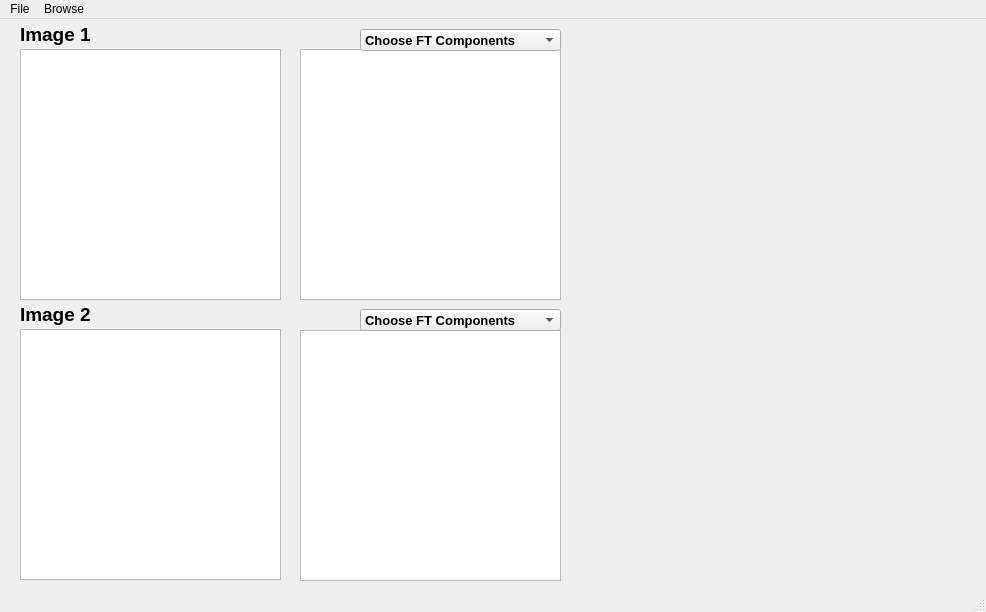
Qt form main.ui (yasser1412/Magnitude-phase-Mixer) before a commit.
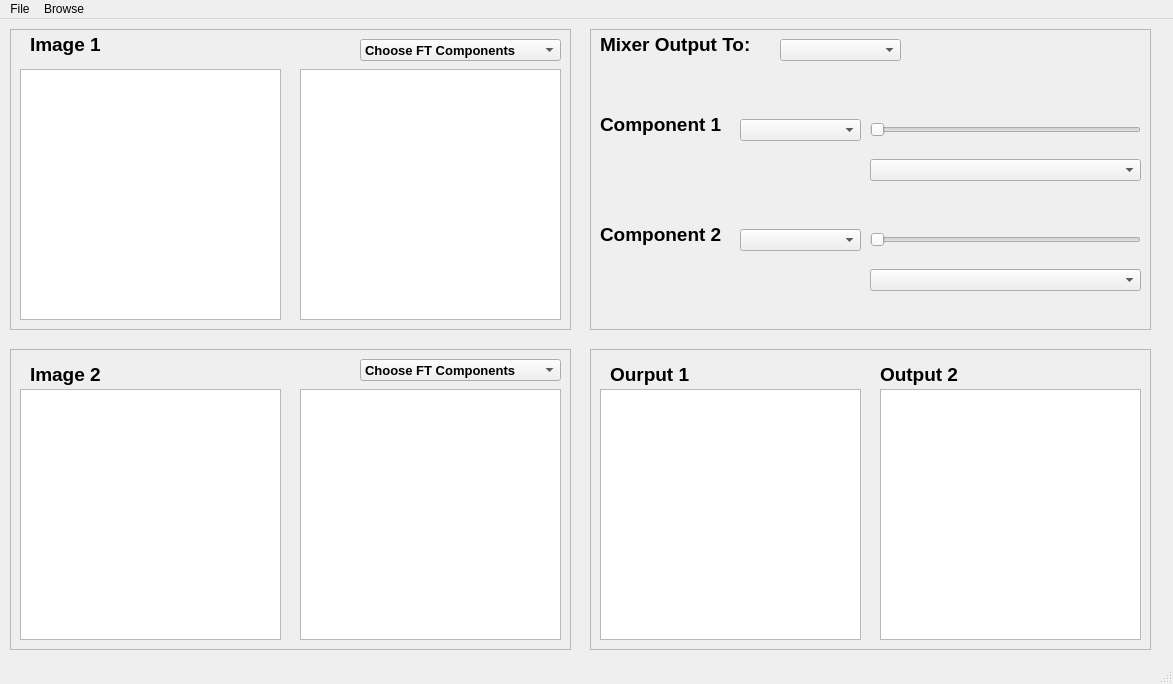
The same form after that commit. Custom widgets are drawn as their Qt base class.

```diff
--- a/main.ui
+++ b/main.ui
@@ -9,187 +9,547 @@
    <rect>
     <x>0</x>
     <y>0</y>
-    <width>986</width>
-    <height>612</height>
+    <width>1173</width>
+    <height>684</height>
    </rect>
   </property>
   <property name="windowTitle">
    <string>MainWindow</string>
   </property>
   <widget class="QWidget" name="centralwidget">
-   <widget class="QLabel" name="label">
+   <widget class="QFrame" name="frame">
     <property name="geometry">
      <rect>
-      <x>20</x>
-      <y>0</y>
-      <width>81</width>
-      <height>31</height>
+      <x>10</x>
+      <y>10</y>
+      <width>561</width>
+      <height>301</height>
      </rect>
     </property>
-    <property name="font">
-     <font>
-      <family>Arial</family>
-      <pointsize>14</pointsize>
-      <weight>75</weight>
-      <bold>true</bold>
-     </font>
+    <property name="frameShape">
+     <enum>QFrame::StyledPanel</enum>
     </property>
-    <property name="text">
-     <string>Image 1</string>
+    <property name="frameShadow">
+     <enum>QFrame::Sunken</enum>
     </property>
+    <widget class="ImageView" name="imageView">
+     <property name="geometry">
+      <rect>
+       <x>10</x>
+       <y>40</y>
+       <width>261</width>
+       <height>251</height>
+      </rect>
+     </property>
+    </widget>
+    <widget class="ImageView" name="imageView_1_edit">
+     <property name="geometry">
+      <rect>
+       <x>290</x>
+       <y>40</y>
+       <width>261</width>
+       <height>251</height>
+      </rect>
+     </property>
+    </widget>
+    <widget class="QLabel" name="label">
+     <property name="geometry">
+      <rect>
+       <x>20</x>
+       <y>0</y>
+       <width>81</width>
+       <height>31</height>
+      </rect>
+     </property>
+     <property name="font">
+      <font>
+       <family>Arial</family>
+       <pointsize>14</pointsize>
+       <weight>75</weight>
+       <bold>true</bold>
+      </font>
+     </property>
+     <property name="text">
+      <string>Image 1</string>
+     </property>
+    </widget>
+    <widget class="QComboBox" name="comboBox">
+     <property name="geometry">
+      <rect>
+       <x>350</x>
+       <y>10</y>
+       <width>201</width>
+       <height>22</height>
+      </rect>
+     </property>
+     <property name="font">
+      <font>
+       <family>Arial</family>
+       <pointsize>10</pointsize>
+       <weight>75</weight>
+       <bold>true</bold>
+      </font>
+     </property>
+     <property name="toolTip">
+      <string>Image Components</string>
+     </property>
+     <item>
+      <property name="text">
+       <string>Choose FT Components</string>
+      </property>
+     </item>
+     <item>
+      <property name="text">
+       <string>FT Magnitude</string>
+      </property>
+     </item>
+     <item>
+      <property name="text">
+       <string>FT Phase</string>
+      </property>
+     </item>
+     <item>
+      <property name="text">
+       <string>FT Real Component</string>
+      </property>
+     </item>
+     <item>
+      <property name="text">
+       <string>FT Imaginary Component</string>
+      </property>
+     </item>
+    </widget>
    </widget>
-   <widget class="QLabel" name="label_2">
+   <widget class="QFrame" name="frame_2">
     <property name="geometry">
      <rect>
-      <x>20</x>
-      <y>280</y>
-      <width>81</width>
-      <height>31</height>
+      <x>10</x>
+      <y>330</y>
+      <width>561</width>
+      <height>301</height>
      </rect>
     </property>
-    <property name="font">
-     <font>
-      <family>Arial</family>
-      <pointsize>14</pointsize>
-      <weight>75</weight>
-      <bold>true</bold>
-     </font>
+    <property name="frameShape">
+     <enum>QFrame::StyledPanel</enum>
     </property>
-    <property name="text">
-     <string>Image 2</string>
+    <property name="frameShadow">
+     <enum>QFrame::Sunken</enum>
     </property>
+    <widget class="ImageView" name="imageView_2">
+     <property name="geometry">
+      <rect>
+       <x>10</x>
+       <y>40</y>
+       <width>261</width>
+       <height>251</height>
+      </rect>
+     </property>
+    </widget>
+    <widget class="QLabel" name="label_2">
+     <property name="geometry">
+      <rect>
+       <x>20</x>
+       <y>10</y>
+       <width>81</width>
+       <height>31</height>
+      </rect>
+     </property>
+     <property name="font">
+      <font>
+       <family>Arial</family>
+       <pointsize>14</pointsize>
+       <weight>75</weight>
+       <bold>true</bold>
+      </font>
+     </property>
+     <property name="text">
+      <string>Image 2</string>
+     </property>
+    </widget>
+    <widget class="QComboBox" name="comboBox_2">
+     <property name="geometry">
+      <rect>
+       <x>350</x>
+       <y>10</y>
+       <width>201</width>
+       <height>22</height>
+      </rect>
+     </property>
+     <property name="font">
+      <font>
+       <family>Arial</family>
+       <pointsize>10</pointsize>
+       <weight>75</weight>
+       <bold>true</bold>
+      </font>
+     </property>
+     <property name="toolTip">
+      <string>Image Components</string>
+     </property>
+     <item>
+      <property name="text">
+       <string>Choose FT Components</string>
+      </property>
+     </item>
+     <item>
+      <property name="text">
+       <string>FT Magnitude</string>
+      </property>
+     </item>
+     <item>
+      <property name="text">
+       <string>FT Phase</string>
+      </property>
+     </item>
+     <item>
+      <property name="text">
+       <string>FT Real Component</string>
+      </property>
+     </item>
+     <item>
+      <property name="text">
+       <string>FT Imaginary Component</string>
+      </property>
+     </item>
+    </widget>
+    <widget class="ImageView" name="imageView_2_edit">
+     <property name="geometry">
+      <rect>
+       <x>290</x>
+       <y>40</y>
+       <width>261</width>
+       <height>251</height>
+      </rect>
+     </property>
+    </widget>
    </widget>
-   <widget class="ImageView" name="imageView">
+   <widget class="QFrame" name="frame_3">
     <property name="geometry">
      <rect>
-      <x>20</x>
-      <y>30</y>
-      <width>261</width>
-      <height>251</height>
-     </rect>
-    </property>
-   </widget>
-   <widget class="ImageView" name="imageView_2">
-    <property name="geometry">
-     <rect>
-      <x>20</x>
-      <y>310</y>
-      <width>261</width>
-      <height>251</height>
-     </rect>
-    </property>
-   </widget>
-   <widget class="ImageView" name="imageView_1_edit">
-    <property name="geometry">
-     <rect>
-      <x>300</x>
-      <y>30</y>
-      <width>261</width>
-      <height>251</height>
-     </rect>
-    </property>
-   </widget>
-   <widget class="ImageView" name="imageView_2_edit">
-    <property name="geometry">
-     <rect>
-      <x>300</x>
-      <y>311</y>
-      <width>261</width>
-      <height>251</height>
-     </rect>
-    </property>
-   </widget>
-   <widget class="QComboBox" name="comboBox">
-    <property name="geometry">
-     <rect>
-      <x>360</x>
+      <x>590</x>
       <y>10</y>
-      <width>201</width>
-      <height>22</height>
+      <width>561</width>
+      <height>301</height>
      </rect>
     </property>
-    <property name="font">
-     <font>
-      <family>Arial</family>
-      <pointsize>10</pointsize>
-      <weight>75</weight>
-      <bold>true</bold>
-     </font>
+    <property name="frameShape">
+     <enum>QFrame::StyledPanel</enum>
     </property>
-    <property name="toolTip">
-     <string>Image Components</string>
+    <property name="frameShadow">
+     <enum>QFrame::Sunken</enum>
     </property>
-    <item>
-     <property name="text">
-      <string>Choose FT Components</string>
+    <widget class="QLabel" name="label_3">
+     <property name="geometry">
+      <rect>
+       <x>10</x>
+       <y>0</y>
+       <width>161</width>
+       <height>31</height>
+      </rect>
      </property>
-    </item>
-    <item>
-     <property name="text">
-      <string>FT Magnitude</string>
+     <property name="font">
+      <font>
+       <family>Arial</family>
+       <pointsize>14</pointsize>
+       <weight>75</weight>
+       <bold>true</bold>
+      </font>
      </property>
-    </item>
-    <item>
      <property name="text">
-      <string>FT Phase</string>
+      <string>Mixer Output To:</string>
      </property>
-    </item>
-    <item>
+    </widget>
+    <widget class="QComboBox" name="comboBox_3">
+     <property name="geometry">
+      <rect>
+       <x>190</x>
+       <y>10</y>
+       <width>121</width>
+       <height>22</height>
+      </rect>
+     </property>
+     <property name="font">
+      <font>
+       <family>Arial</family>
+       <pointsize>10</pointsize>
+       <weight>75</weight>
+       <bold>true</bold>
+      </font>
+     </property>
+     <item>
+      <property name="text">
+       <string/>
+      </property>
+     </item>
+     <item>
+      <property name="text">
+       <string>Output1</string>
+      </property>
+     </item>
+     <item>
+      <property name="text">
+       <string>Output2</string>
+      </property>
+     </item>
+    </widget>
+    <widget class="QLabel" name="label_4">
+     <property name="geometry">
+      <rect>
+       <x>10</x>
+       <y>80</y>
+       <width>131</width>
+       <height>31</height>
+      </rect>
+     </property>
+     <property name="font">
+      <font>
+       <family>Arial</family>
+       <pointsize>14</pointsize>
+       <weight>75</weight>
+       <bold>true</bold>
+      </font>
+     </property>
      <property name="text">
-      <string>FT Real Component</string>
+      <string>Component 1</string>
      </property>
-    </item>
-    <item>
+    </widget>
+    <widget class="QLabel" name="label_5">
+     <property name="geometry">
+      <rect>
+       <x>10</x>
+       <y>190</y>
+       <width>131</width>
+       <height>31</height>
+      </rect>
+     </property>
+     <property name="font">
+      <font>
+       <family>Arial</family>
+       <pointsize>14</pointsize>
+       <weight>75</weight>
+       <bold>true</bold>
+      </font>
+     </property>
      <property name="text">
-      <string>FT Imaginary Component</string>
+      <string>Component 2</string>
      </property>
-    </item>
+    </widget>
+    <widget class="QSlider" name="horizontalSlider">
+     <property name="geometry">
+      <rect>
+       <x>280</x>
+       <y>90</y>
+       <width>271</width>
+       <height>22</height>
+      </rect>
+     </property>
+     <property name="orientation">
+      <enum>Qt::Horizontal</enum>
+     </property>
+    </widget>
+    <widget class="QSlider" name="horizontalSlider_2">
+     <property name="geometry">
+      <rect>
+       <x>280</x>
+       <y>200</y>
+       <width>271</width>
+       <height>22</height>
+      </rect>
+     </property>
+     <property name="orientation">
+      <enum>Qt::Horizontal</enum>
+     </property>
+    </widget>
+    <widget class="QComboBox" name="comboBox_6">
+     <property name="geometry">
+      <rect>
+       <x>280</x>
+       <y>130</y>
+       <width>271</width>
+       <height>22</height>
+      </rect>
+     </property>
+    </widget>
+    <widget class="QComboBox" name="comboBox_7">
+     <property name="geometry">
+      <rect>
+       <x>280</x>
+       <y>240</y>
+       <width>271</width>
+       <height>22</height>
+      </rect>
+     </property>
+    </widget>
+    <widget class="QComboBox" name="comboBox_4">
+     <property name="geometry">
+      <rect>
+       <x>150</x>
+       <y>90</y>
+       <width>121</width>
+       <height>22</height>
+      </rect>
+     </property>
+     <property name="font">
+      <font>
+       <family>Arial</family>
+       <pointsize>10</pointsize>
+       <weight>75</weight>
+       <bold>true</bold>
+      </font>
+     </property>
+     <property name="toolTip">
+      <string>Image Components</string>
+     </property>
+     <item>
+      <property name="text">
+       <string/>
+      </property>
+     </item>
+     <item>
+      <property name="text">
+       <string>Magnitude</string>
+      </property>
+     </item>
+     <item>
+      <property name="text">
+       <string>Phase</string>
+      </property>
+     </item>
+     <item>
+      <property name="text">
+       <string>Real</string>
+      </property>
+     </item>
+     <item>
+      <property name="text">
+       <string>Imaginary</string>
+      </property>
+     </item>
+    </widget>
+    <widget class="QComboBox" name="comboBox_5">
+     <property name="geometry">
+      <rect>
+       <x>150</x>
+       <y>200</y>
+       <width>121</width>
+       <height>22</height>
+      </rect>
+     </property>
+     <property name="font">
+      <font>
+       <family>Arial</family>
+       <pointsize>10</pointsize>
+       <weight>75</weight>
+       <bold>true</bold>
+      </font>
+     </property>
+     <property name="toolTip">
+      <string>Image Components</string>
+     </property>
+     <item>
+      <property name="text">
+       <string/>
+      </property>
+     </item>
+     <item>
+      <property name="text">
+       <string>FT Magnitude</string>
+      </property>
+     </item>
+     <item>
+      <property name="text">
+       <string>FT Phase</string>
+      </property>
+     </item>
+     <item>
+      <property name="text">
+       <string>FT Real Component</string>
+      </property>
+     </item>
+     <item>
+      <property name="text">
+       <string>FT Imaginary Component</string>
+      </property>
+     </item>
+    </widget>
    </widget>
-   <widget class="QComboBox" name="comboBox_2">
+   <widget class="QFrame" name="frame_4">
     <property name="geometry">
      <rect>
-      <x>360</x>
-      <y>290</y>
-      <width>201</width>
-      <height>22</height>
+      <x>590</x>
+      <y>330</y>
+      <width>561</width>
+      <height>301</height>
      </rect>
     </property>
-    <property name="font">
-     <font>
-      <family>Arial</family>
-      <pointsize>10</pointsize>
-      <weight>75</weight>
-      <bold>true</bold>
-     </font>
+    <property name="frameShape">
+     <enum>QFrame::StyledPanel</enum>
     </property>
-    <property name="toolTip">
-     <string>Image Components</string>
+    <property name="frameShadow">
+     <enum>QFrame::Sunken</enum>
     </property>
-    <item>
-     <property name="text">
-      <string>Choose FT Components</string>
+    <widget class="ImageView" name="output_1">
+     <property name="geometry">
+      <rect>
+       <x>10</x>
+       <y>40</y>
+       <width>261</width>
+       <height>251</height>
+      </rect>
      </property>
-    </item>
-    <item>
-     <property name="text">
-      <string>FT Magnitude</string>
+    </widget>
+    <widget class="ImageView" name="output_2">
+     <property name="geometry">
+      <rect>
+       <x>290</x>
+       <y>40</y>
+       <width>261</width>
+       <height>251</height>
+      </rect>
      </property>
-    </item>
-    <item>
-     <property name="text">
-      <string>FT Phase</string>
+    </widget>
+    <widget class="QLabel" name="label_6">
+     <property name="geometry">
+      <rect>
+       <x>20</x>
+       <y>10</y>
+       <width>81</width>
+       <height>31</height>
+      </rect>
      </property>
-    </item>
-    <item>
+     <property name="font">
+      <font>
+       <family>Arial</family>
+       <pointsize>14</pointsize>
+       <weight>75</weight>
+       <bold>true</bold>
+      </font>
+     </property>
      <property name="text">
-      <string>FT Real Component</string>
+      <string>Ourput 1</string>
      </property>
-    </item>
-    <item>
+    </widget>
+    <widget class="QLabel" name="label_7">
+     <property name="geometry">
+      <rect>
+       <x>290</x>
+       <y>10</y>
+       <width>81</width>
+       <height>31</height>
+      </rect>
+     </property>
+     <property name="font">
+      <font>
+       <family>Arial</family>
+       <pointsize>14</pointsize>
+       <weight>75</weight>
+       <bold>true</bold>
+      </font>
+     </property>
      <property name="text">
-      <string>FT Imaginary Component</string>
+      <string>Output 2</string>
      </property>
-    </item>
+    </widget>
    </widget>
   </widget>
   <widget class="QMenuBar" name="menubar">
@@ -197,7 +557,7 @@
     <rect>
      <x>0</x>
      <y>0</y>
-     <width>986</width>
+     <width>1173</width>
      <height>21</height>
     </rect>
    </property>
```
